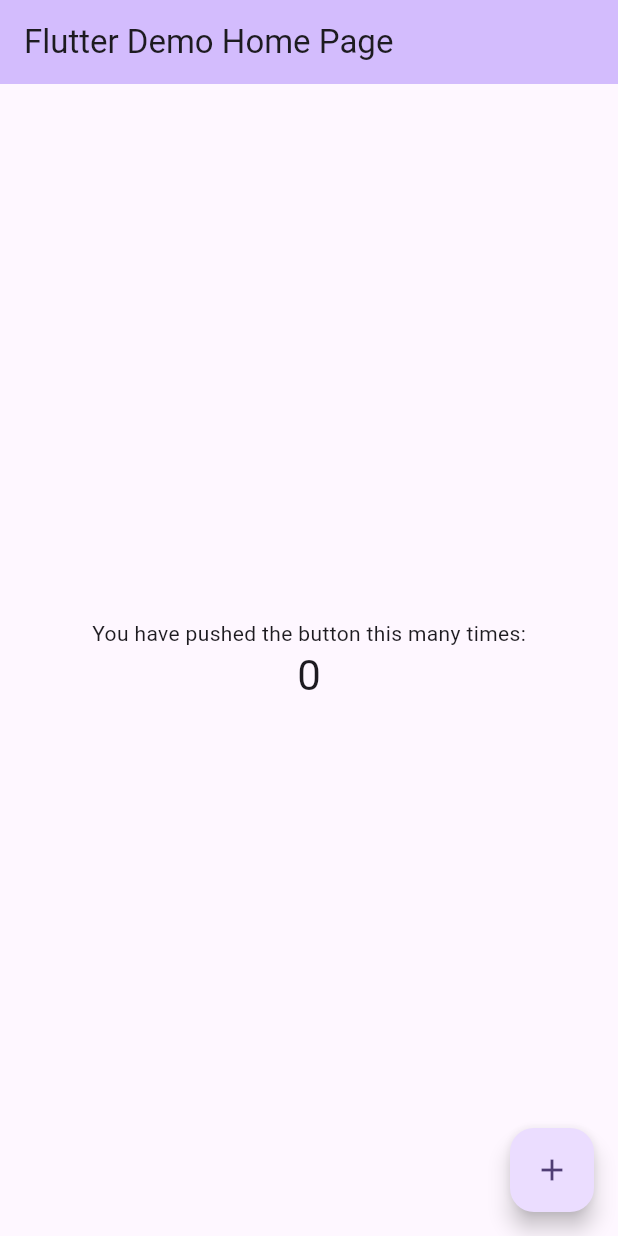
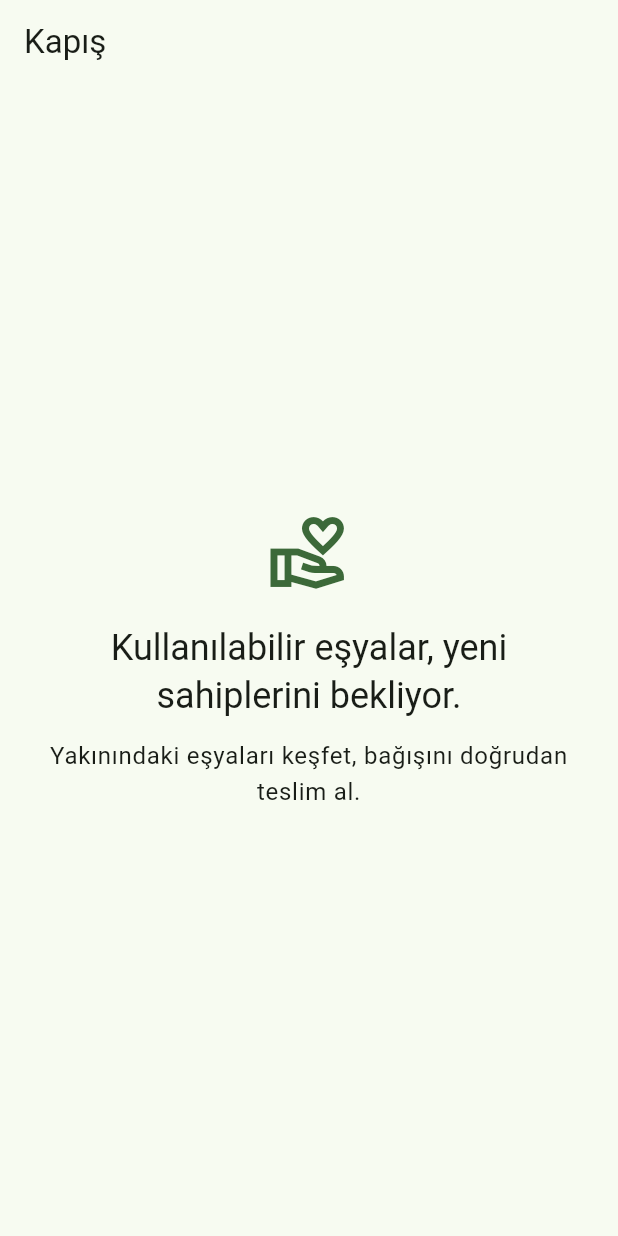
Before and after one commit to ishmaelturk/kapis, a Flutter app: the screen it shows after launch, on a phone screen of 412 x 824 dp. Run offline on Flutter 3.47's test engine with Material 3 defaults, Android fonts, the phone set to English and light mode, and no system bars; our stand-ins replace flutter_riverpod, material_ui.

Commit message:
App shell established
Signed-off-by: ishmaelturk <ismailturk650@gmail.com>

```diff
--- /dev/null
+++ b/lib/app.dart
@@ -0,0 +1,60 @@
+import 'package:material_ui/material_ui.dart';
+
+class KapisApp extends StatelessWidget {
+  const KapisApp({super.key});
+
+  @override
+  Widget build(BuildContext context) {
+    return MaterialApp(
+      title: 'Kapış',
+      theme: ThemeData(
+        colorScheme: ColorScheme.fromSeed(
+          seedColor: const Color(0xFF2E7D32),
+        ),
+        useMaterial3: true,
+      ),
+      home: const _WelcomeScreen(),
+    );
+  }
+}
+
+class _WelcomeScreen extends StatelessWidget {
+  const _WelcomeScreen();
+
+  @override
+  Widget build(BuildContext context) {
+    return Scaffold(
+      appBar: AppBar(title: const Text('Kapış')),
+      body: Center(
+        child: ConstrainedBox(
+          constraints: const BoxConstraints(maxWidth: 560),
+          child: Padding(
+            padding: const EdgeInsets.all(24),
+            child: Column(
+              mainAxisSize: MainAxisSize.min,
+              children: [
+                Icon(
+                  Icons.volunteer_activism_outlined,
+                  size: 56,
+                  color: Theme.of(context).colorScheme.primary,
+                ),
+                const SizedBox(height: 20),
+                Text(
+                  'Kullanılabilir eşyalar, yeni sahiplerini bekliyor.',
+                  textAlign: TextAlign.center,
+                  style: Theme.of(context).textTheme.headlineSmall,
+                ),
+                const SizedBox(height: 12),
+                Text(
+                  'Yakınındaki eşyaları keşfet, bağışını doğrudan teslim al.',
+                  textAlign: TextAlign.center,
+                  style: Theme.of(context).textTheme.bodyLarge,
+                ),
+              ],
+            ),
+          ),
+        ),
+      ),
+    );
+  }
+}
--- a/lib/main.dart
+++ b/lib/main.dart
@@ -1,122 +1,8 @@
-import 'package:material_ui/material_ui.dart';
+import 'package:flutter/widgets.dart';
+import 'package:flutter_riverpod/flutter_riverpod.dart';
+
+import 'app.dart';
 
 void main() {
-  runApp(const MyApp());
+  runApp(const ProviderScope(child: KapisApp()));
 }
-
-class MyApp extends StatelessWidget {
-  const MyApp({super.key});
-
-  // This widget is the root of your application.
-  @override
-  Widget build(BuildContext context) {
-    return MaterialApp(
-      title: 'Flutter Demo',
-      theme: ThemeData(
-        // This is the theme of your application.
-        //
-        // TRY THIS: Try running your application with "flutter run". You'll see
-        // the application has a purple toolbar. Then, without quitting the app,
-        // try changing the seedColor in the colorScheme below to Colors.green
-        // and then invoke "hot reload" (save your changes or press the "hot
-        // reload" button in a Flutter-supported IDE, or press "r" if you used
-        // the command line to start the app).
-        //
-        // Notice that the counter didn't reset back to zero; the application
-        // state is not lost during the reload. To reset the state, use hot
-        // restart instead.
-        //
-        // This works for code too, not just values: Most code changes can be
-        // tested with just a hot reload.
-        colorScheme: .fromSeed(seedColor: Colors.deepPurple),
-      ),
-      home: const MyHomePage(title: 'Flutter Demo Home Page'),
-    );
-  }
-}
-
-class MyHomePage extends StatefulWidget {
-  const MyHomePage({super.key, required this.title});
-
-  // This widget is the home page of your application. It is stateful, meaning
-  // that it has a State object (defined below) that contains fields that affect
-  // how it looks.
-
-  // This class is the configuration for the state. It holds the values (in this
-  // case the title) provided by the parent (in this case the App widget) and
-  // used by the build method of the State. Fields in a Widget subclass are
-  // always marked "final".
-
-  final String title;
-
-  @override
-  State<MyHomePage> createState() => _MyHomePageState();
-}
-
-class _MyHomePageState extends State<MyHomePage> {
-  int _counter = 0;
-
-  void _incrementCounter() {
-    setState(() {
-      // This call to setState tells the Flutter framework that something has
-      // changed in this State, which causes it to rerun the build method below
-      // so that the display can reflect the updated values. If we changed
-      // _counter without calling setState(), then the build method would not be
-      // called again, and so nothing would appear to happen.
-      _counter++;
-    });
-  }
-
-  @override
-  Widget build(BuildContext context) {
-    // This method is rerun every time setState is called, for instance as done
-    // by the _incrementCounter method above.
-    //
-    // The Flutter framework has been optimized to make rerunning build methods
-    // fast, so that you can just rebuild anything that needs updating rather
-    // than having to individually change instances of widgets.
-    return Scaffold(
-      appBar: AppBar(
-        // TRY THIS: Try changing the color here to a specific color (to
-        // Colors.amber, perhaps?) and trigger a hot reload to see the AppBar
-        // change color while the other colors stay the same.
-        backgroundColor: Theme.of(context).colorScheme.inversePrimary,
-        // Here we take the value from the MyHomePage object that was created by
-        // the App.build method, and use it to set our appbar title.
-        title: Text(widget.title),
-      ),
-      body: Center(
-        // Center is a layout widget. It takes a single child and positions it
-        // in the middle of the parent.
-        child: Column(
-          // Column is also a layout widget. It takes a list of children and
-          // arranges them vertically. By default, it sizes itself to fit its
-          // children horizontally, and tries to be as tall as its parent.
-          //
-          // Column has various properties to control how it sizes itself and
-          // how it positions its children. Here we use mainAxisAlignment to
-          // center the children vertically; the main axis here is the vertical
-          // axis because Columns are vertical (the cross axis would be
-          // horizontal).
-          //
-          // TRY THIS: Invoke "debug painting" (choose the "Toggle Debug Paint"
-          // action in the IDE, or press "p" in the console), to see the
-          // wireframe for each widget.
-          mainAxisAlignment: .center,
-          children: [
-            const Text('You have pushed the button this many times:'),
-            Text(
-              '$_counter',
-              style: Theme.of(context).textTheme.headlineMedium,
-            ),
-          ],
-        ),
-      ),
-      floatingActionButton: FloatingActionButton(
-        onPressed: _incrementCounter,
-        tooltip: 'Increment',
-        child: const Icon(Icons.add),
-      ),
-    );
-  }
-}
--- a/pubspec.yaml
+++ b/pubspec.yaml
@@ -19,7 +19,7 @@ dependencies:
   firebase_auth: ^5.3.4
   cloud_firestore: ^5.5.0
   firebase_storage: ^12.3.7
-  firebase_ai: ^4.0.0
+  firebase_ai: ^2.3.0
 
   # Maps, 100m Geofence & QR Handover
   flutter_map: ^7.0.2
@@ -31,6 +31,7 @@ dependencies:
   # Lightweight Local Session/Prefs & Media
   shared_preferences: ^2.3.3
   image_picker: ^1.1.2
+  material_ui: ^1.11.1
 
 dev_dependencies:
   flutter_test:
```
Also changed, not shown: pubspec.lock, 2 other files.
